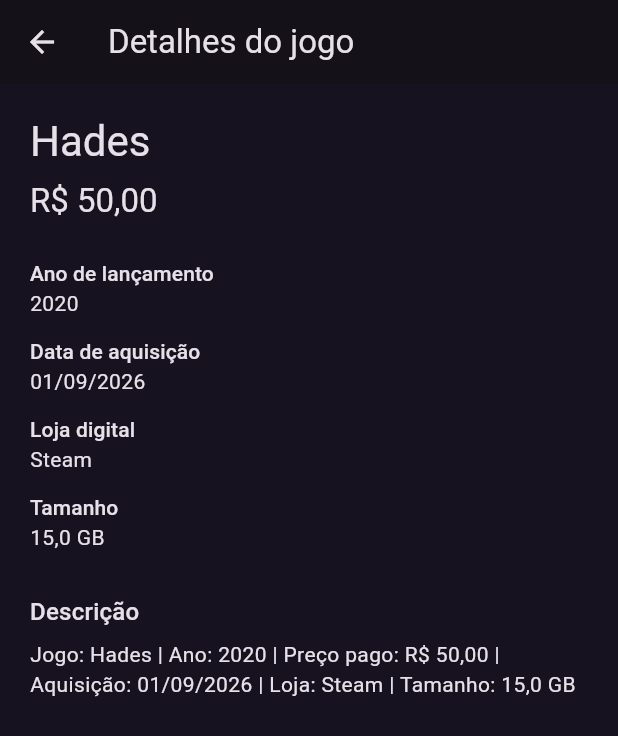
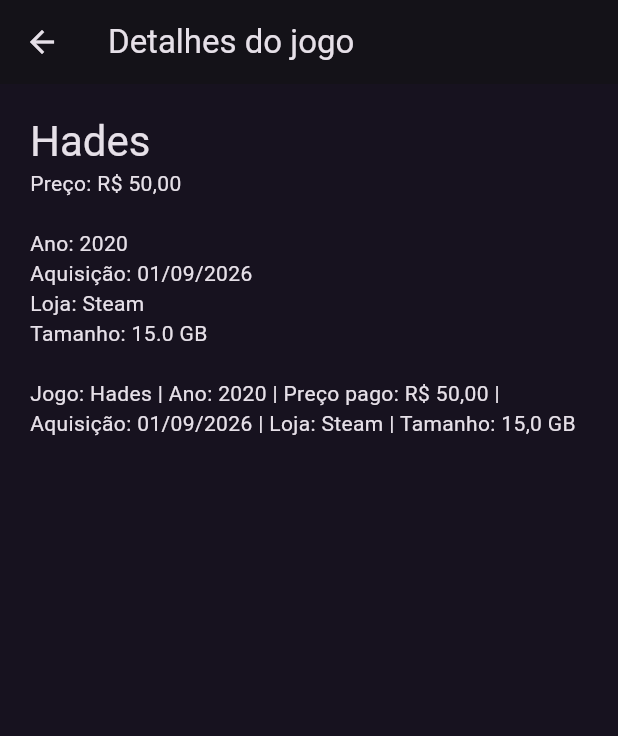
Before and after one commit to NicolasTamashiro/Junshiro, a Flutter app: the screen it shows after launch, after a tap on "Hades", on a phone screen of 412 x 824 dp. Shown: the top 736 px of the screen. Run offline on Flutter 3.47's test engine with Material 3 defaults, Android fonts, the phone set to English and light mode, and no system bars.

Commit message:
Correções

```diff
--- a/parte1-dart/analysis_options.yaml
+++ /dev/null
@@ -1,5 +0,0 @@
-include: package:lints/recommended.yaml
-
-analyzer:
-  exclude:
-    - build/**
--- a/parte2-flutter/lib/data/colecao_exemplo.dart
+++ /dev/null
@@ -1,53 +0,0 @@
-import '../models/colecao_jogos.dart';
-import '../models/jogo.dart';
-import '../models/jogo_digital.dart';
-
-ColecaoJogos criarColecaoExemplo() {
-  return ColecaoJogos(
-    nome: 'Minha coleção',
-    jogos: [
-      JogoDigital(
-        titulo: 'Hades',
-        anoLancamento: 2020,
-        precoPago: 50,
-        dataAquisicao: DateTime(2026, 9, 1),
-        lojaDigital: 'Steam',
-        tamanhoGB: 15,
-      ),
-      Jogo(
-        titulo: 'Hollow Knight',
-        anoLancamento: 2017,
-        precoPago: 30,
-        dataAquisicao: DateTime(2026, 9, 2),
-      ),
-      JogoDigital(
-        titulo: 'Celeste',
-        anoLancamento: 2018,
-        precoPago: 25,
-        dataAquisicao: DateTime(2026, 9, 3),
-        lojaDigital: 'Steam',
-        tamanhoGB: 1.2,
-      ),
-      Jogo(
-        titulo: 'Stardew Valley',
-        anoLancamento: 2016,
-        precoPago: 40,
-        dataAquisicao: DateTime(2026, 9, 4),
-      ),
-      JogoDigital(
-        titulo: 'Portal 2',
-        anoLancamento: 2011,
-        precoPago: 20,
-        dataAquisicao: DateTime(2026, 9, 5),
-        lojaDigital: 'Steam',
-        tamanhoGB: 8,
-      ),
-      Jogo(
-        titulo: 'Terraria',
-        anoLancamento: 2011,
-        precoPago: 54,
-        dataAquisicao: DateTime(2026, 9, 6),
-      ),
-    ],
-  );
-}
--- a/parte2-flutter/lib/main.dart
+++ b/parte2-flutter/lib/main.dart
@@ -3,16 +3,16 @@
 import 'screens/home_page.dart';
 
 void main() {
-  runApp(const GameShelfApp());
+  runApp(const JunshiroApp());
 }
 
-class GameShelfApp extends StatelessWidget {
-  const GameShelfApp({super.key});
+class JunshiroApp extends StatelessWidget {
+  const JunshiroApp({super.key});
 
   @override
   Widget build(BuildContext context) {
     return MaterialApp(
-      title: 'GameShelf',
+      title: 'Junshiro',
       debugShowCheckedModeBanner: false,
       theme: ThemeData(
         colorScheme: ColorScheme.fromSeed(
--- a/parte2-flutter/lib/models/colecao_jogos.dart
+++ b/parte2-flutter/lib/models/colecao_jogos.dart
@@ -5,8 +5,8 @@
   final List<Jogo> _jogos;
 
   ColecaoJogos({required String nome, Iterable<Jogo> jogos = const []})
-    : nome = _validarNome(nome),
-      _jogos = List<Jogo>.from(jogos);
+      : nome = _validarNome(nome),
+        _jogos = List<Jogo>.from(jogos);
 
   List<Jogo> get jogos => List<Jogo>.unmodifiable(_jogos);
 
--- a/parte2-flutter/lib/models/jogo.dart
+++ b/parte2-flutter/lib/models/jogo.dart
@@ -9,9 +9,9 @@
     required int anoLancamento,
     double precoPago = 0,
     required this.dataAquisicao,
-  }) : titulo = _validarTitulo(titulo),
-       anoLancamento = _validarAno(anoLancamento),
-       precoPago = _validarPreco(precoPago);
+  })  : titulo = _validarTitulo(titulo),
+        anoLancamento = _validarAno(anoLancamento),
+        precoPago = _validarPreco(precoPago);
 
   String descricao() {
     return 'Jogo: $titulo | Ano: $anoLancamento | Preço pago: R\$ '
--- a/parte2-flutter/lib/models/jogo_digital.dart
+++ b/parte2-flutter/lib/models/jogo_digital.dart
@@ -11,8 +11,8 @@
     required super.dataAquisicao,
     required String lojaDigital,
     required double tamanhoGB,
-  }) : lojaDigital = _validarLoja(lojaDigital),
-       tamanhoGB = _validarTamanho(tamanhoGB);
+  })  : lojaDigital = _validarLoja(lojaDigital),
+        tamanhoGB = _validarTamanho(tamanhoGB);
 
   @override
   String descricao() {
--- a/parte2-flutter/lib/screens/detalhe_page.dart
+++ b/parte2-flutter/lib/screens/detalhe_page.dart
@@ -2,7 +2,6 @@
 
 import '../models/jogo.dart';
 import '../models/jogo_digital.dart';
-import '../utils/formatadores.dart';
 
 class DetalhePage extends StatelessWidget {
   final Jogo jogo;
@@ -11,47 +10,25 @@
 
   @override
   Widget build(BuildContext context) {
-    final jogoDigital = jogo is JogoDigital ? jogo as JogoDigital : null;
+    final digital = jogo is JogoDigital ? jogo as JogoDigital : null;
 
     return Scaffold(
       appBar: AppBar(title: const Text('Detalhes do jogo')),
-      body: SingleChildScrollView(
+      body: Padding(
         padding: const EdgeInsets.all(20),
         child: Column(
           crossAxisAlignment: CrossAxisAlignment.start,
           children: [
-            Text(
-              jogo.titulo,
-              style: Theme.of(context).textTheme.headlineMedium,
-            ),
-            const SizedBox(height: 8),
-            Text(
-              formatarReais(jogo.precoPago),
-              style: Theme.of(context).textTheme.titleLarge,
-            ),
-            const SizedBox(height: 24),
-            _LinhaDetalhe(
-              rotulo: 'Ano de lançamento',
-              valor: '${jogo.anoLancamento}',
-            ),
-            _LinhaDetalhe(
-              rotulo: 'Data de aquisição',
-              valor: formatarData(jogo.dataAquisicao),
-            ),
-            if (jogoDigital != null) ...[
-              _LinhaDetalhe(
-                rotulo: 'Loja digital',
-                valor: jogoDigital.lojaDigital,
-              ),
-              _LinhaDetalhe(
-                rotulo: 'Tamanho',
-                valor:
-                    '${jogoDigital.tamanhoGB.toStringAsFixed(1).replaceAll('.', ',')} GB',
-              ),
+            Text(jogo.titulo, style: Theme.of(context).textTheme.headlineMedium),
+            Text('Preço: ${formatarReais(jogo.precoPago)}'),
+            const SizedBox(height: 20),
+            Text('Ano: ${jogo.anoLancamento}'),
+            Text('Aquisição: ${formatarData(jogo.dataAquisicao)}'),
+            if (digital != null) ...[
+              Text('Loja: ${digital.lojaDigital}'),
+              Text('Tamanho: ${digital.tamanhoGB} GB'),
             ],
-            const SizedBox(height: 16),
-            Text('Descrição', style: Theme.of(context).textTheme.titleMedium),
-            const SizedBox(height: 6),
+            const SizedBox(height: 20),
             Text(jogo.descricao()),
           ],
         ),
@@ -60,23 +37,8 @@
   }
 }
 
-class _LinhaDetalhe extends StatelessWidget {
-  final String rotulo;
-  final String valor;
+String formatarReais(double valor) =>
+    'R\$ ${valor.toStringAsFixed(2).replaceAll('.', ',')}';
 
-  const _LinhaDetalhe({required this.rotulo, required this.valor});
-
-  @override
-  Widget build(BuildContext context) {
-    return Padding(
-      padding: const EdgeInsets.only(bottom: 12),
-      child: Column(
-        crossAxisAlignment: CrossAxisAlignment.start,
-        children: [
-          Text(rotulo, style: Theme.of(context).textTheme.labelLarge),
-          Text(valor),
-        ],
-      ),
-    );
-  }
-}
+String formatarData(DateTime data) =>
+    '${data.day.toString().padLeft(2, '0')}/${data.month.toString().padLeft(2, '0')}/${data.year}';
--- a/parte2-flutter/lib/screens/home_page.dart
+++ b/parte2-flutter/lib/screens/home_page.dart
@@ -1,9 +1,9 @@
 import 'package:flutter/material.dart';
 
-import '../data/colecao_exemplo.dart';
 import '../models/colecao_jogos.dart';
 import '../models/jogo.dart';
-import '../utils/formatadores.dart';
+import '../models/jogo_digital.dart';
+import 'cadastro_page.dart';
 import 'detalhe_page.dart';
 import 'widgets/jogo_card.dart';
 
@@ -15,64 +15,110 @@
 }
 
 class _HomePageState extends State<HomePage> {
-  late final ColecaoJogos _colecao;
+  late final ColecaoJogos colecao;
 
   @override
   void initState() {
     super.initState();
-    _colecao = criarColecaoExemplo();
+    colecao = ColecaoJogos(
+      nome: 'Minha coleção',
+      jogos: [
+        JogoDigital(
+          titulo: 'Hades',
+          anoLancamento: 2020,
+          precoPago: 50,
+          dataAquisicao: DateTime(2026, 9, 1),
+          lojaDigital: 'Steam',
+          tamanhoGB: 15,
+        ),
+        Jogo(
+          titulo: 'Hollow Knight',
+          anoLancamento: 2017,
+          precoPago: 30,
+          dataAquisicao: DateTime(2026, 9, 2),
+        ),
+        JogoDigital(
+          titulo: 'Celeste',
+          anoLancamento: 2018,
+          precoPago: 25,
+          dataAquisicao: DateTime(2026, 9, 3),
+          lojaDigital: 'Steam',
+          tamanhoGB: 1.2,
+        ),
+        Jogo(
+          titulo: 'Stardew Valley',
+          anoLancamento: 2016,
+          precoPago: 40,
+          dataAquisicao: DateTime(2026, 9, 4),
+        ),
+        JogoDigital(
+          titulo: 'Portal 2',
+          anoLancamento: 2011,
+          precoPago: 20,
+          dataAquisicao: DateTime(2026, 9, 5),
+          lojaDigital: 'Steam',
+          tamanhoGB: 8,
+        ),
+        Jogo(
+          titulo: 'Terraria',
+          anoLancamento: 2011,
+          precoPago: 54,
+          dataAquisicao: DateTime(2026, 9, 6),
+        ),
+      ],
+    );
   }
 
-  void _abrirDetalhe(Jogo jogo) {
-    Navigator.of(context)
-        .push(MaterialPageRoute<void>(builder: (_) => DetalhePage(jogo: jogo)));
+  void abrirDetalhe(Jogo jogo) {
+    Navigator.of(context).push(
+      MaterialPageRoute(builder: (_) => DetalhePage(jogo: jogo)),
+    );
+  }
+
+  Future<void> abrirCadastro() async {
+    final jogo = await Navigator.of(context).push<Jogo>(
+      MaterialPageRoute(builder: (_) => const CadastroPage()),
+    );
+
+    if (!mounted || jogo == null) return;
+    setState(() => colecao.adicionar(jogo));
   }
 
   @override
   Widget build(BuildContext context) {
     return Scaffold(
-      appBar: AppBar(title: const Text('GameShelf'), centerTitle: false),
+      appBar: AppBar(title: const Text('Junshiro')),
+      floatingActionButton: FloatingActionButton.extended(
+        onPressed: abrirCadastro,
+        icon: const Icon(Icons.add),
+        label: const Text('Adicionar jogo'),
+      ),
       body: Column(
         mainAxisAlignment: MainAxisAlignment.start,
         crossAxisAlignment: CrossAxisAlignment.stretch,
         children: [
           Padding(
-            padding: const EdgeInsets.fromLTRB(20, 20, 20, 12),
+            padding: const EdgeInsets.all(20),
             child: Column(
               crossAxisAlignment: CrossAxisAlignment.start,
               children: [
+                Text(colecao.nome, style: Theme.of(context).textTheme.titleLarge),
                 Text(
-                  _colecao.nome,
+                  'Total: ${formatarReais(colecao.totalGasto)}',
                   style: Theme.of(context).textTheme.headlineSmall,
-                ),
-                const SizedBox(height: 12),
-                Container(
-                  padding: const EdgeInsets.all(16),
-                  decoration: BoxDecoration(
-                    color: const Color(0xFF38265F),
-                    borderRadius: BorderRadius.circular(16),
-                  ),
-                  child: Column(
-                    crossAxisAlignment: CrossAxisAlignment.start,
-                    children: [
-                      const Text('Total gasto na coleção'),
-                      const SizedBox(height: 4),
-                      Text(
-                        formatarReais(_colecao.totalGasto),
-                        style: Theme.of(context).textTheme.headlineSmall,
-                      ),
-                    ],
-                  ),
                 ),
               ],
             ),
           ),
           Expanded(
             child: ListView.builder(
-              itemCount: _colecao.jogos.length,
+              itemCount: colecao.jogos.length,
               itemBuilder: (context, indice) {
-                final jogo = _colecao.jogos[indice];
-                return JogoCard(jogo: jogo, aoTocar: () => _abrirDetalhe(jogo));
+                final jogo = colecao.jogos[indice];
+                return JogoCard(
+                  jogo: jogo,
+                  aoTocar: () => abrirDetalhe(jogo),
+                );
               },
             ),
           ),
@@ -81,3 +127,6 @@
     );
   }
 }
+
+String formatarReais(double valor) =>
+    'R\$ ${valor.toStringAsFixed(2).replaceAll('.', ',')}';
--- a/parte2-flutter/lib/screens/widgets/jogo_card.dart
+++ b/parte2-flutter/lib/screens/widgets/jogo_card.dart
@@ -1,13 +1,12 @@
 import 'package:flutter/material.dart';
 
 import '../../models/jogo.dart';
-import '../../utils/formatadores.dart';
 
 class JogoCard extends StatelessWidget {
   final Jogo jogo;
-  final VoidCallback? aoTocar;
+  final VoidCallback aoTocar;
 
-  const JogoCard({super.key, required this.jogo, this.aoTocar});
+  const JogoCard({super.key, required this.jogo, required this.aoTocar});
 
   @override
   Widget build(BuildContext context) {
@@ -47,10 +46,7 @@
             const SizedBox(width: 12),
             Text(
               formatarReais(jogo.precoPago),
-              style: const TextStyle(
-                color: Color(0xFFD2C1FF),
-                fontWeight: FontWeight.bold,
-              ),
+              style: const TextStyle(fontWeight: FontWeight.bold),
             ),
           ],
         ),
@@ -58,3 +54,6 @@
     );
   }
 }
+
+String formatarReais(double valor) =>
+    'R\$ ${valor.toStringAsFixed(2).replaceAll('.', ',')}';
--- a/parte2-flutter/lib/utils/formatadores.dart
+++ /dev/null
@@ -1,6 +0,0 @@
-String formatarReais(double valor) =>
-    'R\$ ${valor.toStringAsFixed(2).replaceAll('.', ',')}';
-
-String formatarData(DateTime data) =>
-    '${data.day.toString().padLeft(2, '0')}/'
-    '${data.month.toString().padLeft(2, '0')}/${data.year}';
```
Also changed, not shown: parte1-dart/pubspec.yaml (+2 -6 lines), parte2-flutter/analysis_options.yaml (deleted, +0 -34 lines), parte2-flutter/lib/screens/cadastro_page.dart (added, +95 -0 lines), parte2-flutter/pubspec.yaml (+3 -14 lines), parte1-dart/pubspec.lock (deleted), parte2-flutter/pubspec.lock (deleted), 27 other files.
